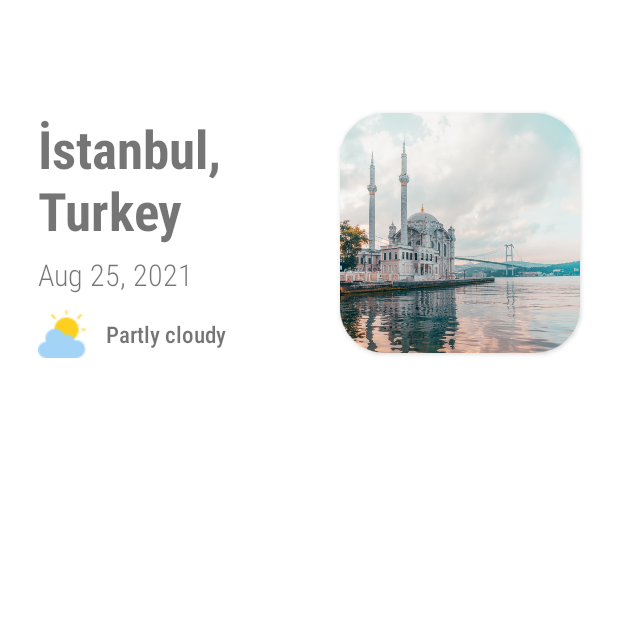
After one commit to mergencdev/KeKodWeatherUI, an Android app: the fragment WeatherFragment shown on its own in the app's theme, on a phone screen of 412 x 824 dp, the top half of it. The commit adds this screen. Run offline under Robolectric (Android 15) with nearby library versions, the phone set to English and light mode, and no system bars.

Commit message:
location name, location image, date, forecast

```diff
--- a/app/build.gradle
+++ b/app/build.gradle
@@ -37,6 +37,7 @@ dependencies {
     implementation 'androidx.appcompat:appcompat:1.3.1'
     implementation 'com.google.android.material:material:1.4.0'
     implementation 'androidx.constraintlayout:constraintlayout:2.1.0'
+    implementation 'androidx.legacy:legacy-support-v4:1.0.0'
     testImplementation 'junit:junit:4.+'
     androidTestImplementation 'androidx.test.ext:junit:1.1.3'
     androidTestImplementation 'androidx.test.espresso:espresso-core:3.4.0'
--- /dev/null
+++ b/app/src/main/java/com/mergenc/kekodweatherui/WeatherFragment.kt
@@ -0,0 +1,22 @@
+package com.mergenc.kekodweatherui
+
+import android.os.Bundle
+import androidx.fragment.app.Fragment
+import android.view.LayoutInflater
+import android.view.View
+import android.view.ViewGroup
+
+class WeatherFragment : Fragment() {
+
+    override fun onCreate(savedInstanceState: Bundle?) {
+        super.onCreate(savedInstanceState)
+    }
+
+    override fun onCreateView(
+        inflater: LayoutInflater, container: ViewGroup?,
+        savedInstanceState: Bundle?
+    ): View? {
+        // Inflate the layout for this fragment
+        return inflater.inflate(R.layout.fragment_weather, container, false)
+    }
+}
--- /dev/null
+++ b/app/src/main/res/layout/fragment_weather.xml
@@ -0,0 +1,63 @@
+<?xml version="1.0" encoding="utf-8"?>
+<androidx.constraintlayout.widget.ConstraintLayout xmlns:android="http://schemas.android.com/apk/res/android"
+    xmlns:app="http://schemas.android.com/apk/res-auto"
+    xmlns:tools="http://schemas.android.com/tools"
+    android:layout_width="match_parent"
+    android:layout_height="match_parent"
+    tools:context=".WeatherFragment">
+
+    <LinearLayout
+        android:layout_width="wrap_content"
+        android:layout_height="wrap_content"
+        android:layout_marginStart="25dp"
+        android:layout_marginTop="75dp"
+        android:orientation="vertical"
+        app:layout_constraintStart_toStartOf="parent"
+        app:layout_constraintTop_toTopOf="parent">
+
+        <TextView
+            android:layout_width="wrap_content"
+            android:layout_height="wrap_content"
+            android:fontFamily="sans-serif-condensed-medium"
+            android:text="@string/istanbul"
+            android:textSize="35sp"
+            android:textStyle="bold" />
+
+        <TextView
+            android:layout_width="wrap_content"
+            android:layout_height="wrap_content"
+            android:layout_marginTop="5dp"
+            android:fontFamily="sans-serif-condensed-light"
+            android:text="@string/date"
+            android:textSize="20sp" />
+
+        <TextView
+            android:layout_width="wrap_content"
+            android:layout_height="wrap_content"
+            android:layout_marginTop="10dp"
+            android:fontFamily="sans-serif-condensed-medium"
+            android:gravity="center"
+            android:text="@string/partly_cloudy"
+            android:textSize="15sp"
+            app:drawableStartCompat="@drawable/cloudy" />
+
+    </LinearLayout>
+
+    <androidx.cardview.widget.CardView
+        android:layout_width="wrap_content"
+        android:layout_height="wrap_content"
+        android:layout_marginTop="75dp"
+        android:layout_marginRight="25dp"
+        app:cardCornerRadius="30dp"
+        app:layout_constraintEnd_toEndOf="parent"
+        app:layout_constraintTop_toTopOf="parent">
+
+        <ImageView
+            android:layout_width="160dp"
+            android:layout_height="160dp"
+            android:src="@drawable/istanbul" />
+
+    </androidx.cardview.widget.CardView>
+
+
+</androidx.constraintlayout.widget.ConstraintLayout>
--- a/app/src/main/res/values/strings.xml
+++ b/app/src/main/res/values/strings.xml
@@ -1,3 +1,8 @@
 <resources>
     <string name="app_name">KeKodWeatherUI</string>
+    <!-- TODO: Remove or change this placeholder text -->
+    <string name="hello_blank_fragment">Hello blank fragment</string>
+    <string name="istanbul">İstanbul,\nTurkey</string>
+    <string name="date">Aug 25, 2021</string>
+    <string name="partly_cloudy">\tPartly cloudy</string>
 </resources>
--- a/app/src/main/res/values/themes.xml
+++ b/app/src/main/res/values/themes.xml
@@ -1,6 +1,6 @@
 <resources xmlns:tools="http://schemas.android.com/tools">
     <!-- Base application theme. -->
-    <style name="Theme.KeKodWeatherUI" parent="Theme.MaterialComponents.DayNight.DarkActionBar">
+    <style name="Theme.KeKodWeatherUI" parent="Theme.MaterialComponents.Light.NoActionBar">
         <!-- Primary brand color. -->
         <item name="colorPrimary">@color/purple_500</item>
         <item name="colorPrimaryVariant">@color/purple_700</item>
```
Also changed, not shown: app/src/main/res/drawable/cloudy.png (added), app/src/main/res/drawable/istanbul.png (added).
